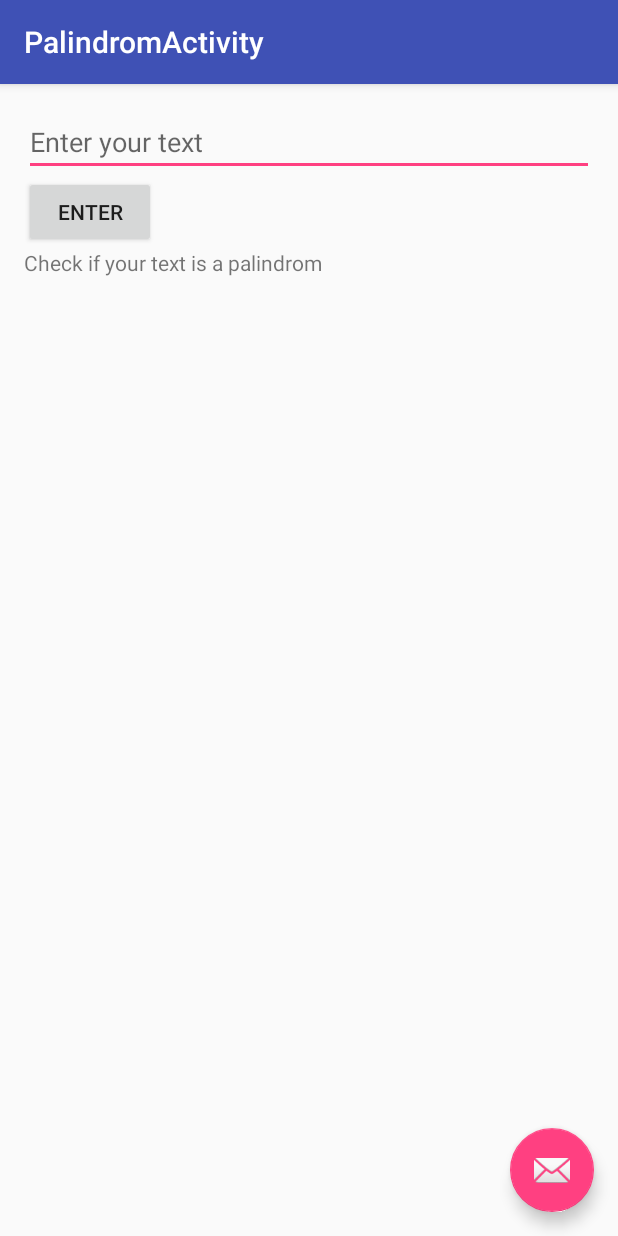
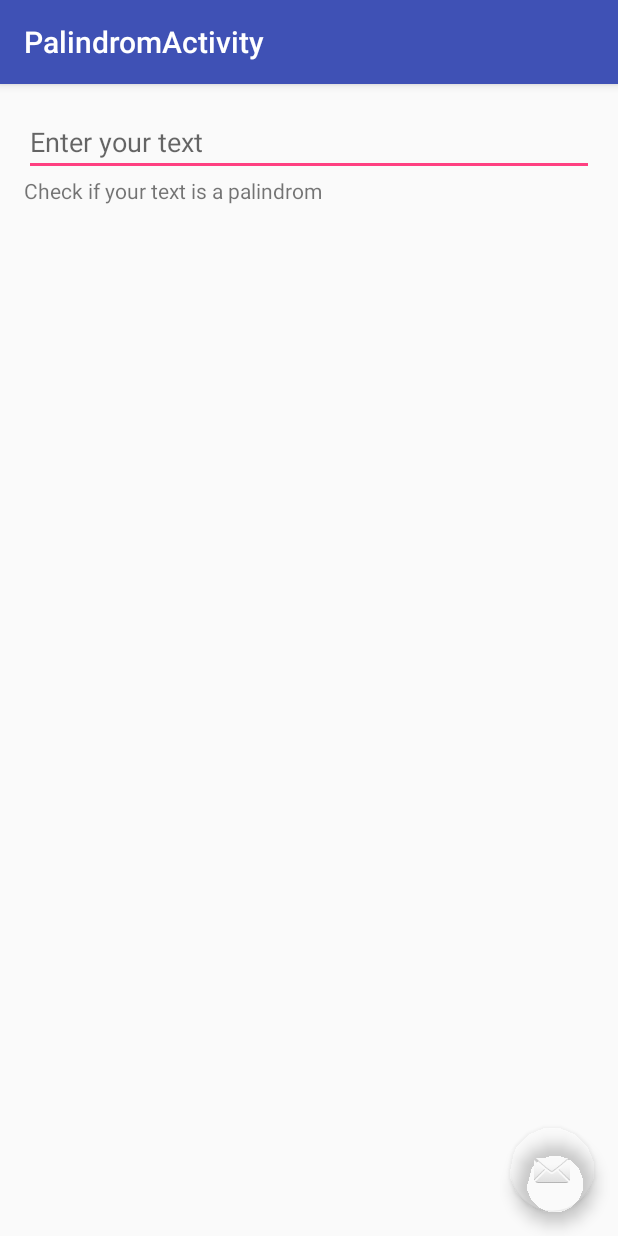
Before and after one commit to LaurentESP/Formation_Spike, an Android app: the PalindromActivity screen opened directly, with no data from a screen before it, on a phone screen of 412 x 824 dp. Run offline under Robolectric (Android 15) with nearby library versions, the phone set to English and light mode, and no system bars.

Commit message:
Modification of Palindrom Activity with KeyListener and no more Button

```diff
--- a/app/src/main/java/laurentesp/spike/PalindromActivity.java
+++ b/app/src/main/java/laurentesp/spike/PalindromActivity.java
@@ -1,10 +1,15 @@
 package laurentesp.spike;
 
+import android.content.res.ColorStateList;
+import android.graphics.Color;
+import android.inputmethodservice.Keyboard;
 import android.os.Bundle;
 import android.support.design.widget.FloatingActionButton;
 import android.support.design.widget.Snackbar;
 import android.support.v7.app.AppCompatActivity;
 import android.support.v7.widget.Toolbar;
+import android.text.Editable;
+import android.text.TextWatcher;
 import android.view.View;
 import android.widget.Button;
 import android.widget.EditText;
@@ -19,7 +24,9 @@ public class PalindromActivity extends AppCompatActivity {
         Toolbar toolbar = (Toolbar) findViewById(R.id.toolbar);
         setSupportActionBar(toolbar);
 
-        FloatingActionButton fab = (FloatingActionButton) findViewById(R.id.fab);
+        final FloatingActionButton fab = (FloatingActionButton) findViewById(R.id.fab);
+
+
         fab.setOnClickListener(new View.OnClickListener() {
             @Override
             public void onClick(View view) {
@@ -28,15 +35,30 @@ public class PalindromActivity extends AppCompatActivity {
             }
         });
         final TextView textViewPal = (TextView) findViewById(R.id.text_view_pal_0);
-        final EditText editTextPal =(EditText) findViewById(R.id.edit_text_pal_0);
-        Button buttonEnter = (Button) findViewById(R.id.button_pal_0);
+        final EditText editTextPal = (EditText) findViewById(R.id.edit_text_pal_0);
 
-        buttonEnter.setOnClickListener(new View.OnClickListener() {
-            @Override
-            public void onClick(View v) {
-                textViewPal.setText(Palindrom.checkIfPalindrom(editTextPal.getText().toString()));
-            }
-        });
+        editTextPal.addTextChangedListener(new TextWatcher() {
+                                               public void afterTextChanged(Editable s) {
+
+                                               }
+
+                                               public void beforeTextChanged(CharSequence s, int start, int count, int after) {
+        /*This method is called to notify you that, within s, the count characters beginning at start are about to be replaced by new text with length after. It is an error to attempt to make changes to s from this callback.*/
+                                               }
+
+                                               public void onTextChanged(CharSequence s, int start, int before, int count) {
+                                                   String getStringFromUser = editTextPal.getText().toString();
+                                                   if (Palindrom.isPalindrome(getStringFromUser)) {
+                                                       //fab.setBackgroundColor(Color.GREEN);
+                                                       fab.setBackgroundTintList(ColorStateList.valueOf(Color.GREEN));
+                                                   } else {
+                                                       fab.setBackgroundTintList(ColorStateList.valueOf(Color.RED));
+                                                   }
+                                                   textViewPal.setText(Palindrom.checkIfPalindrom(getStringFromUser));
+                                               }
+                                           }
+
+        );
     }
 
 }
--- a/app/src/main/res/layout/activity_palindrom.xml
+++ b/app/src/main/res/layout/activity_palindrom.xml
@@ -29,6 +29,7 @@
         android:layout_height="wrap_content"
         android:layout_gravity="bottom|end"
         android:layout_margin="@dimen/fab_margin"
-        app:srcCompat="@android:drawable/ic_dialog_email" />
+        app:srcCompat="@android:drawable/ic_dialog_email"
+        app:backgroundTint="@android:color/transparent"/>
 
 </android.support.design.widget.CoordinatorLayout>
--- a/app/src/main/res/layout/content_palindrom.xml
+++ b/app/src/main/res/layout/content_palindrom.xml
@@ -23,12 +23,6 @@
         android:layout_height="wrap_content"
         android:hint="Enter your text"/>
 
-    <Button
-        android:id="@+id/button_pal_0"
-        android:layout_width="wrap_content"
-        android:layout_height="wrap_content"
-        android:text="Enter"/>
-
     <TextView
         android:id="@+id/text_view_pal_0"
         android:layout_width="match_parent"
```
